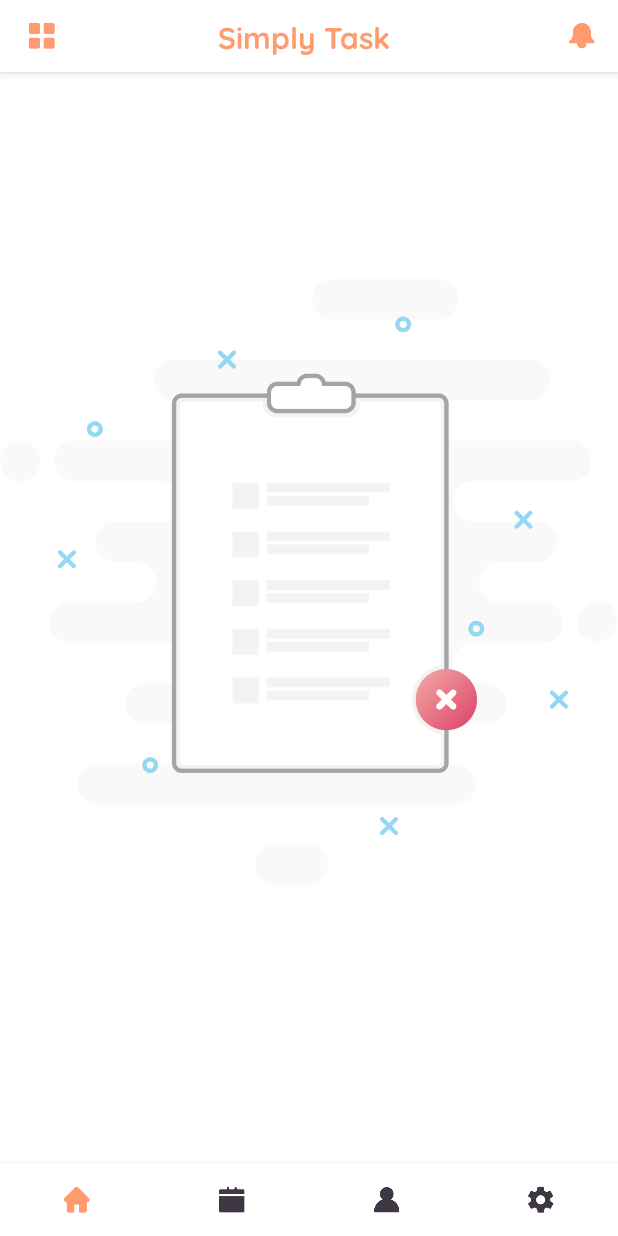
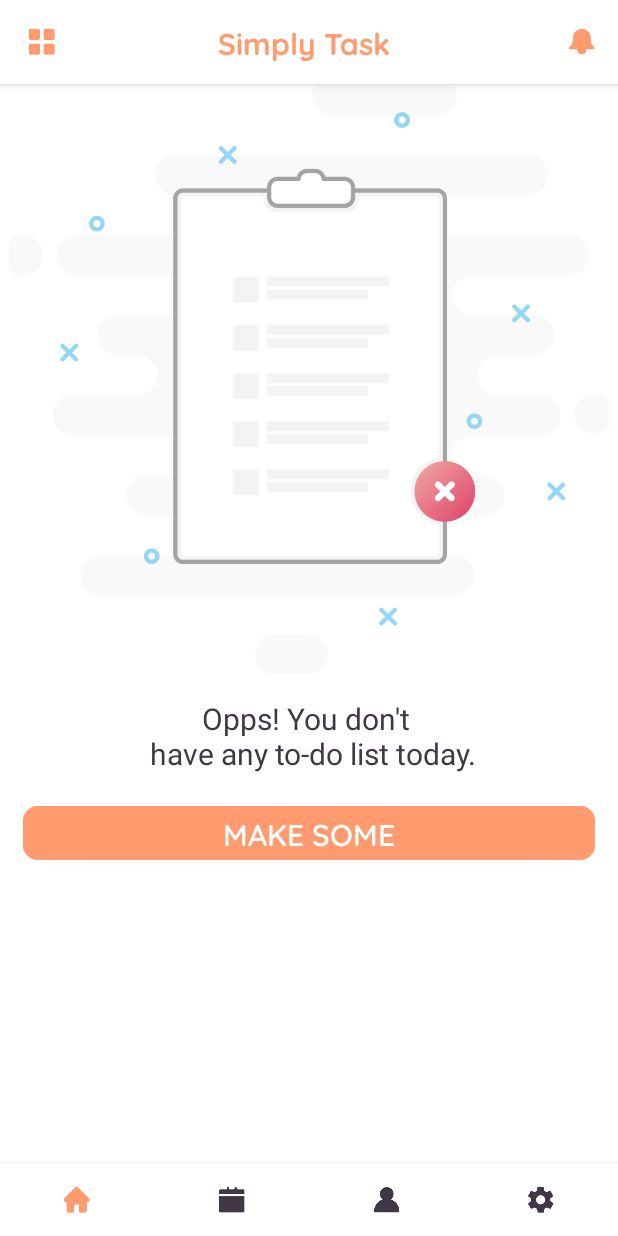
Before and after one commit to Matt-Dev/daydo-ui, an Android app: the screen it shows after launch (MainActivity), on a phone screen of 412 x 824 dp. Run offline under Robolectric (Android 15) with nearby library versions, the phone set to English and light mode, and no system bars.

Commit message:
import libs

```diff
--- a/app/build.gradle
+++ b/app/build.gradle
@@ -28,5 +28,5 @@ dependencies {
     androidTestImplementation 'androidx.test.espresso:espresso-core:3.2.0'
     implementation 'com.google.android.material:material:1.2.0-alpha03'
     implementation 'androidx.cardview:cardview:1.0.0'
-    implementation 'de.hdodenhof:circleimageview:3.0.1'
+    implementation 'com.google.android.material:material:1.0.0'
 }
--- a/app/src/main/res/layout/activity_main.xml
+++ b/app/src/main/res/layout/activity_main.xml
@@ -1,5 +1,6 @@
 <?xml version="1.0" encoding="utf-8"?>
-<LinearLayout xmlns:android="http://schemas.android.com/apk/res/android"
+<androidx.coordinatorlayout.widget.CoordinatorLayout
+    xmlns:android="http://schemas.android.com/apk/res/android"
     xmlns:app="http://schemas.android.com/apk/res-auto"
     xmlns:tools="http://schemas.android.com/tools"
     android:layout_width="match_parent"
@@ -7,42 +8,94 @@
     android:orientation="vertical"
     tools:context=".MainActivity">
 
-    <include
-        layout="@layout/layout_app_toolbar"
+    <com.google.android.material.appbar.AppBarLayout
         android:layout_width="match_parent"
-        android:layout_height="@dimen/appBar"/>
+        android:layout_height="?attr/actionBarSize">
 
-    <LinearLayout
+        <!-- Action bar-->
+        <androidx.appcompat.widget.Toolbar
+            android:id="@+id/toolbar"
             android:layout_width="match_parent"
-        android:layout_height="0dip"
-        android:layout_weight="1"
-        android:background="@color/colorOrange"
-        android:gravity="center|bottom"
-        android:orientation="vertical">
+            android:layout_height="?attr/actionBarSize"
+            android:background="@color/colorWhite"
+            android:minHeight="?attr/actionBarSize"
+            android:theme="@style/DayDoAppTheme.Toolbar">
+            <ImageView
+                android:id="@+id/share_tab"
+                android:layout_width="wrap_content"
+                android:layout_height="wrap_content"
+                android:src="@drawable/ic_menu"
+                android:gravity="start"
+                android:foreground="?android:attr/selectableItemBackground"
+                android:layout_gravity="center_vertical"
+                android:contentDescription="@string/share_tab"/>
+            <TextView
+                android:id="@+id/toolbar_title"
+                android:layout_width="match_parent"
+                android:layout_height="wrap_content"
+                android:text="@string/app_name"
+                android:gravity="center"
+                android:layout_gravity="center_vertical"
+                android:fontFamily="@font/quicksand_bold"
+                android:textSize="@dimen/sizeTitle"
+                android:textColor="@color/colorOrange"/>
+        </androidx.appcompat.widget.Toolbar>
+    </com.google.android.material.appbar.AppBarLayout>
 
+    <!-- Place content here-->
+    <ScrollView
+        android:layout_width="match_parent"
+        android:layout_height="match_parent"
+        android:background="@color/colorWhite">
         <LinearLayout
             android:layout_width="match_parent"
             android:layout_height="wrap_content"
-            android:layout_gravity="top"
-            android:gravity="top"
             android:orientation="vertical">
             <ImageView
-                android:layout_width="wrap_content"
+                android:layout_width="400dp"
+                android:layout_height="400dp"
+                android:layout_marginTop="50dp"
+                android:src="@drawable/no_task"
+                android:scaleType="centerCrop"
+                android:layout_gravity="center"
+                android:contentDescription="@string/placeholder" />
+            <TextView
+                android:layout_width="match_parent"
                 android:layout_height="wrap_content"
-                android:src="@drawable/no_task"
-                android:background="@color/colorWhite"/>
+                android:text="@string/no_to_do_list"
+                android:gravity="center"
+                android:textSize="@dimen/titleSize"
+                android:padding="@dimen/space_15dp"
+                android:textColor="@color/colorBlueDark"/>
+            <com.google.android.material.button.MaterialButton
+                android:layout_width="match_parent"
+                android:layout_height="wrap_content"
+                android:text="@string/make_some"
+                android:backgroundTint="@color/colorOrange"
+                android:textColor="@color/colorWhite"
+                android:layout_gravity="center"
+                android:gravity="center"
+                android:layout_marginStart="@dimen/space_15dp"
+                android:layout_marginEnd="@dimen/space_15dp"
+                android:textSize="@dimen/titleSize"
+                android:fontFamily="@font/quicksand_semi_bold"
+                app:cornerRadius="10dp"
+                android:letterSpacing="0"/>
 
         </LinearLayout>
+    </ScrollView>
 
+    <!-- Navigation-->
     <com.google.android.material.bottomnavigation.BottomNavigationView
         android:id="@+id/bottom_navigation"
         android:layout_width="match_parent"
         android:layout_height="@dimen/appBar"
         android:layout_gravity="bottom"
+        app:layout_insetEdge="bottom"
         android:background="@color/colorWhite"
         app:itemIconTint="@drawable/bottom_navigation_view_selector"
         app:itemTextColor="@drawable/bottom_navigation_view_selector"
         app:labelVisibilityMode="unlabeled"
+        app:layout_behavior="@string/hide_bottom_view_on_scroll_behavior"
         app:menu="@menu/menu_navigation_bar" />
-    </LinearLayout>
-</LinearLayout>
+</androidx.coordinatorlayout.widget.CoordinatorLayout>
--- a/app/src/main/res/layout/layout_app_toolbar.xml
+++ /dev/null
@@ -1,32 +0,0 @@
-<?xml version="1.0" encoding="utf-8"?>
-<androidx.appcompat.widget.Toolbar
-    xmlns:android="http://schemas.android.com/apk/res/android"
-    xmlns:app="http://schemas.android.com/apk/res-auto"
-    android:id="@+id/toolbar"
-    android:layout_width="match_parent"
-    android:layout_height="wrap_content"
-    android:background="@color/colorWhite"
-    android:minHeight="?attr/actionBarSize"
-    android:theme="@style/DayDoAppTheme.Toolbar"
-    android:elevation="4dp">
-    <ImageView
-        android:id="@+id/share_tab"
-        android:layout_width="wrap_content"
-        android:layout_height="wrap_content"
-        android:src="@drawable/ic_menu"
-        android:gravity="start"
-        android:foreground="?android:attr/selectableItemBackground"
-        android:layout_gravity="center_vertical"
-        android:contentDescription="@string/share_tab"/>
-    <TextView
-        android:id="@+id/toolbar_title"
-        android:layout_width="match_parent"
-        android:layout_height="wrap_content"
-        android:text="@string/app_name"
-        android:gravity="center"
-        android:layout_gravity="center_vertical"
-        android:fontFamily="@font/quicksand_bold"
-        android:textSize="@dimen/sizeTitle"
-        android:textColor="@color/colorOrange"/>
-
-</androidx.appcompat.widget.Toolbar>
--- a/app/src/main/res/values/dimens.xml
+++ b/app/src/main/res/values/dimens.xml
@@ -4,4 +4,6 @@
     <dimen name="sizeParagraph">14sp</dimen>
     <dimen name="sizeInputText">16sp</dimen>
     <dimen name="appBar">48dp</dimen>
+    <dimen name="space_15dp">15dp</dimen>
+    <dimen name="titleSize">20sp</dimen>
 </resources>
--- a/app/src/main/res/values/strings.xml
+++ b/app/src/main/res/values/strings.xml
@@ -10,5 +10,7 @@
     <string name="profile">Profile</string>
     <string name="setting">Setting</string>
     <string name="share_tab">share tab</string>
-    <string name="no_to_do_list">Opps! You don\'t have any to-do list today.</string>
+    <string name="no_to_do_list">Opps! You don\'t \n have any to-do list today.</string>
+    <string name="placeholder">placeholder</string>
+    <string name="make_some">Make some</string>
 </resources>
--- a/app/src/main/res/values/styles.xml
+++ b/app/src/main/res/values/styles.xml
@@ -1,7 +1,7 @@
 <resources>
 
     <!-- Base application theme. -->
-    <style name="AppTheme" parent="Theme.AppCompat.Light.DarkActionBar">
+    <style name="AppTheme" parent="Theme.MaterialComponents.DayNight">
         <!-- Customize your theme here. -->
         <item name="colorPrimary">@color/colorPrimary</item>
         <item name="colorPrimaryDark">@color/colorPrimaryDark</item>
--- a/build.gradle
+++ b/build.gradle
@@ -18,7 +18,7 @@ allprojects {
     repositories {
         google()
         jcenter()
-
+        maven { url 'https://jitpack.io' }
     }
 }
 
```
Lines whose indentation alone changed are shown as unchanged.
